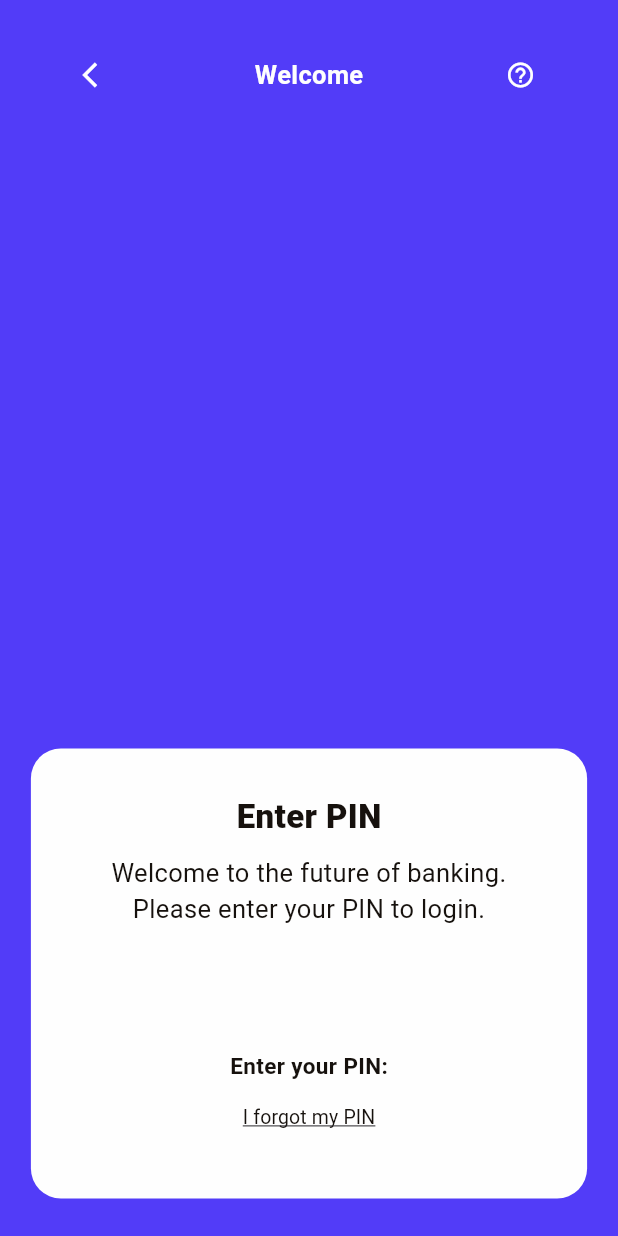
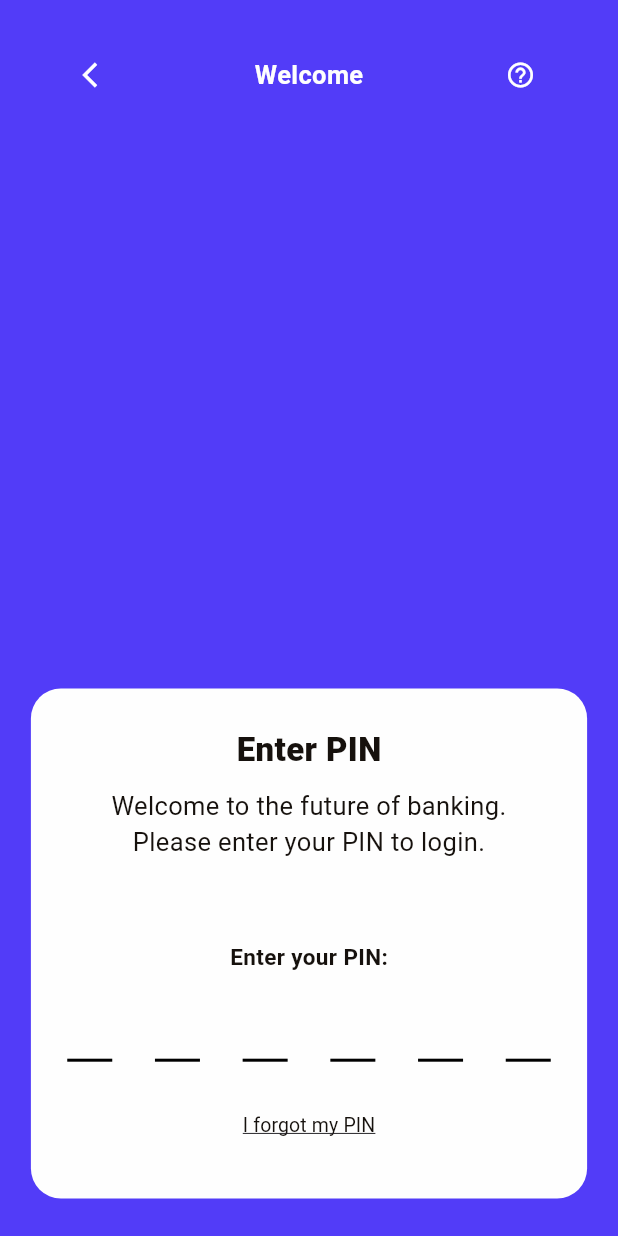
Before and after one commit to HOPDigital/finance-app, a Flutter app: the screen it shows after launch, after a tap on "Skip", after a tap on "Start", after a tap on "Image TBC", on a phone screen of 412 x 824 dp. Run offline on Flutter 3.47's test engine with Material 2 defaults, Android fonts, the phone set to English and light mode, and no system bars; drawn by our look-alikes of pin_code_fields; our stand-ins replace animated_splash_screen, gap, get, page_transition, shared_preferences, smooth_page_indicator; Roboto replaces fonts that are missing (Montserrat Bold, Montserrat Regular, Montserrat SemiBold).

Commit message:
feat: added pin field to the login screen

```diff
--- a/client/lib/pages/login/welcome_login.dart
+++ b/client/lib/pages/login/welcome_login.dart
@@ -10,6 +10,7 @@ import 'package:flutter_application/widgets/app_layout/app_screen_title.dart';
 import 'package:flutter_application/utils/helpers/app_layout.dart';
 import 'package:flutter_application/utils/styles/typography.dart';
 import 'package:flutter_application/utils/styles/colors.dart';
+import 'package:flutter_application/widgets/pin_field/pin_field.dart';
 import 'package:gap/gap.dart';
 
 class WelcomeLogin extends StatelessWidget {
@@ -53,12 +54,12 @@ class WelcomeLogin extends StatelessWidget {
             ),
             /* Pin Section */
             Container(
-              padding: const EdgeInsets.symmetric(horizontal: 10, vertical: 30),
+              padding: const EdgeInsets.symmetric(horizontal: 10, vertical: 25),
               decoration: BoxDecoration(
                 borderRadius: const BorderRadius.all(Radius.circular(20)),
                 color: AppColors.whiteColor,
               ),
-              height: 300,
+              height: AppLayout.getHeight(340),
               width: size.width * 0.9,
               child: Column(
                 mainAxisAlignment: MainAxisAlignment.spaceBetween,
@@ -85,18 +86,20 @@ class WelcomeLogin extends StatelessWidget {
                       ],
                     ),
                   ),
-                  SizedBox(
-                    child: Column(
-                      children: [
+                  const Gap(50),
                   Text(
                     "Enter your PIN:",
                     style: AppTypography.subhead.copyWith(
                         color: AppColors.smokyBlackColor,
                         fontWeight: FontWeight.bold),
                   ),
-
+                  const Gap(15),
+                  const PinCodeVerification(),
                   TextButton(
-                          onPressed: () => Navigator.push(context, MaterialPageRoute(builder: (_) => const SelectAccount())),
+                    onPressed: () => Navigator.push(
+                        context,
+                        MaterialPageRoute(
+                            builder: (_) => const SelectAccount())),
                     child: Text(
                       "I forgot my PIN",
                       style: AppTypography.footnote.copyWith(
@@ -111,9 +114,6 @@ class WelcomeLogin extends StatelessWidget {
           ],
         ),
       ),
-          ],
-        ),
-      ),
     );
   }
 }
--- /dev/null
+++ b/client/lib/widgets/pin_field/pin_field.dart
@@ -0,0 +1,75 @@
+import 'package:flutter/material.dart';
+import 'package:flutter/services.dart';
+import 'package:flutter_application/pages/login/select_account.dart';
+import 'package:flutter_application/utils/styles/colors.dart';
+import 'package:pin_code_fields/pin_code_fields.dart';
+
+class PinCodeVerification extends StatefulWidget {
+  const PinCodeVerification({super.key, this.phoneNumber});
+
+  final String? phoneNumber;
+
+  @override
+  State<PinCodeVerification> createState() => _PinCodeVerificationState();
+}
+
+class _PinCodeVerificationState extends State<PinCodeVerification> {
+  final TextEditingController _controller = TextEditingController();
+
+  bool hasError = false;
+  String currentText = "";
+  final formKey = GlobalKey<FormState>();
+
+  snackBar(String? message) {
+    return ScaffoldMessenger.of(context).showSnackBar(
+      SnackBar(
+        content: Text(message!),
+        duration: const Duration(seconds: 2),
+      ),
+    );
+  }
+
+  @override
+  Widget build(BuildContext context) {
+    return PinCodeTextField(
+      appContext: context,
+      controller: _controller,
+      length: 6,
+      obscureText: false,
+      inputFormatters: [FilteringTextInputFormatter.digitsOnly],
+      mainAxisAlignment: MainAxisAlignment.spaceAround,
+      keyboardType: TextInputType.number,
+      pinTheme: PinTheme(
+        shape: PinCodeFieldShape.underline,
+        fieldHeight: 40,
+        fieldWidth: 30,
+        activeColor: Colors.black,
+        inactiveColor: Colors.black,
+        selectedColor: AppColors.blueColor,
+        activeFillColor: AppColors.whiteColor,
+        selectedFillColor: AppColors.whiteColor,
+        inactiveFillColor: AppColors.whiteColor,
+      ),
+      animationType: AnimationType.fade,
+      animationDuration: const Duration(milliseconds: 100),
+      animationCurve: Curves.easeInOut,
+      backgroundColor: AppColors.whiteColor,
+      enableActiveFill: true,
+      onChanged: (value) {
+        setState(() {
+          currentText = value;
+        });
+      },
+      onCompleted: (value) async {
+        debugPrint("Completed");
+        Navigator.pushReplacement(
+            context, MaterialPageRoute(builder: (_) => const SelectAccount()));
+      },
+      beforeTextPaste: (text) {
+        debugPrint("Allowing to paste $text");
+
+        return true;
+      },
+    );
+  }
+}
```
Lines whose indentation alone changed are shown as unchanged.
